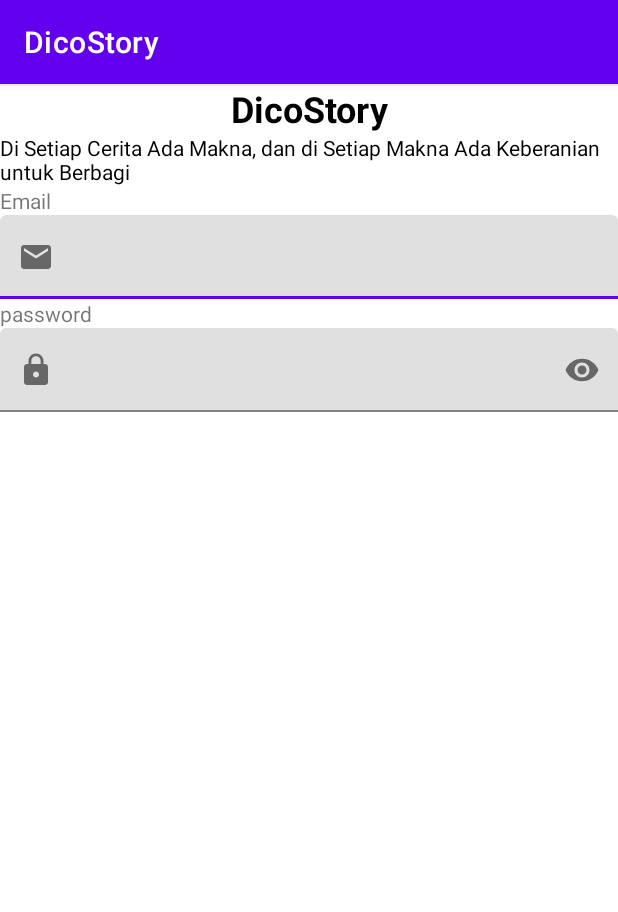
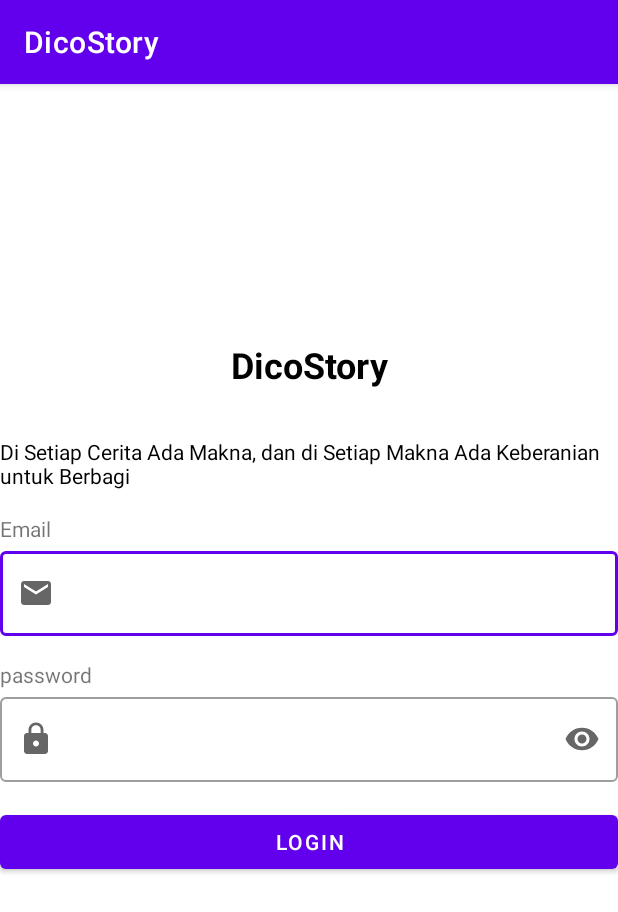
Before and after one commit to nopal72/DicoStory, an Android app: the LoginActivity screen opened directly, with no data from a screen before it, on a phone screen of 412 x 824 dp. Shown: the top 912 px of the screen. Run offline under Robolectric (Android 15) with nearby library versions, the phone set to English and light mode, and no system bars.

Commit message:
update login layout

```diff
--- a/app/src/main/res/layout/activity_login.xml
+++ b/app/src/main/res/layout/activity_login.xml
@@ -15,10 +15,10 @@
         android:text="@string/app_name"
         android:textStyle="bold"
         android:textSize="24sp"
+        android:layout_marginBottom="32dp"
         android:textColor="@color/black"
         app:layout_constraintEnd_toEndOf="parent"
         app:layout_constraintStart_toStartOf="parent"
-        app:layout_constraintTop_toTopOf="parent"
         app:layout_constraintBottom_toTopOf="@+id/tagLine"/>
 
     <TextView
@@ -27,7 +27,8 @@
         android:layout_height="wrap_content"
         android:text="@string/tag_line"
         android:textColor="@color/black"
-        app:layout_constraintTop_toBottomOf="@+id/appName"
+        android:layout_margin="16dp"
+        app:layout_constraintBottom_toTopOf="@+id/text_email"
         app:layout_constraintStart_toStartOf="parent"
         app:layout_constraintEnd_toEndOf="parent"/>
 
@@ -36,7 +37,6 @@
         android:layout_width="wrap_content"
         android:layout_height="wrap_content"
         android:text="@string/email"
-        app:layout_constraintTop_toBottomOf="@id/tagLine"
         app:layout_constraintStart_toStartOf="parent"
         app:layout_constraintBottom_toTopOf="@+id/email_layout"/>
 
@@ -44,9 +44,11 @@
         android:id="@+id/email_layout"
         android:layout_width="0dp"
         android:layout_height="wrap_content"
+        style="@style/Widget.MaterialComponents.TextInputLayout.OutlinedBox"
+        android:layout_marginBottom="16dp"
         app:layout_constraintStart_toStartOf="parent"
         app:layout_constraintEnd_toEndOf="parent"
-        app:layout_constraintTop_toBottomOf="@id/text_email"
+        app:layout_constraintBottom_toTopOf="@id/guideline"
         app:startIconDrawable="@drawable/ic_email">
 
         <com.google.android.material.textfield.TextInputEditText
@@ -62,13 +64,14 @@
         android:layout_width="wrap_content"
         android:layout_height="wrap_content"
         android:text="@string/password"
-        app:layout_constraintTop_toBottomOf="@id/email_layout"
+        app:layout_constraintTop_toBottomOf="@id/guideline"
         app:layout_constraintStart_toStartOf="parent"/>
 
     <com.google.android.material.textfield.TextInputLayout
         android:id="@+id/password_layout"
         android:layout_width="0dp"
         android:layout_height="wrap_content"
+        style="@style/Widget.MaterialComponents.TextInputLayout.OutlinedBox"
         app:layout_constraintTop_toBottomOf="@id/text_password"
         app:endIconMode="password_toggle"
         app:startIconDrawable="@drawable/ic_lock"
@@ -78,9 +81,27 @@
         <com.google.android.material.textfield.TextInputEditText
             android:id="@+id/ed_login_password"
             android:layout_width="match_parent"
+            android:ems="10"
             android:layout_height="wrap_content"
             android:inputType="textPassword"/>
 
     </com.google.android.material.textfield.TextInputLayout>
 
+    <Button
+        android:id="@+id/btn_login"
+        android:layout_width="0dp"
+        android:layout_height="wrap_content"
+        android:text="@string/login"
+        android:layout_marginTop="16dp"
+        app:layout_constraintStart_toStartOf="parent"
+        app:layout_constraintEnd_toEndOf="parent"
+        app:layout_constraintTop_toBottomOf="@+id/password_layout"/>
+
+    <androidx.constraintlayout.widget.Guideline
+        android:layout_width="wrap_content"
+        android:layout_height="wrap_content"
+        android:id="@+id/guideline"
+        android:orientation="horizontal"
+        app:layout_constraintGuide_percent="0.5"/>
+
 </androidx.constraintlayout.widget.ConstraintLayout>
--- a/app/src/main/res/values/strings.xml
+++ b/app/src/main/res/values/strings.xml
@@ -6,4 +6,5 @@
     <string name="tag_line">Di Setiap Cerita Ada Makna, dan di Setiap Makna Ada Keberanian untuk Berbagi</string>
     <string name="email">Email</string>
     <string name="password">password</string>
+    <string name="login">login</string>
 </resources>
```
